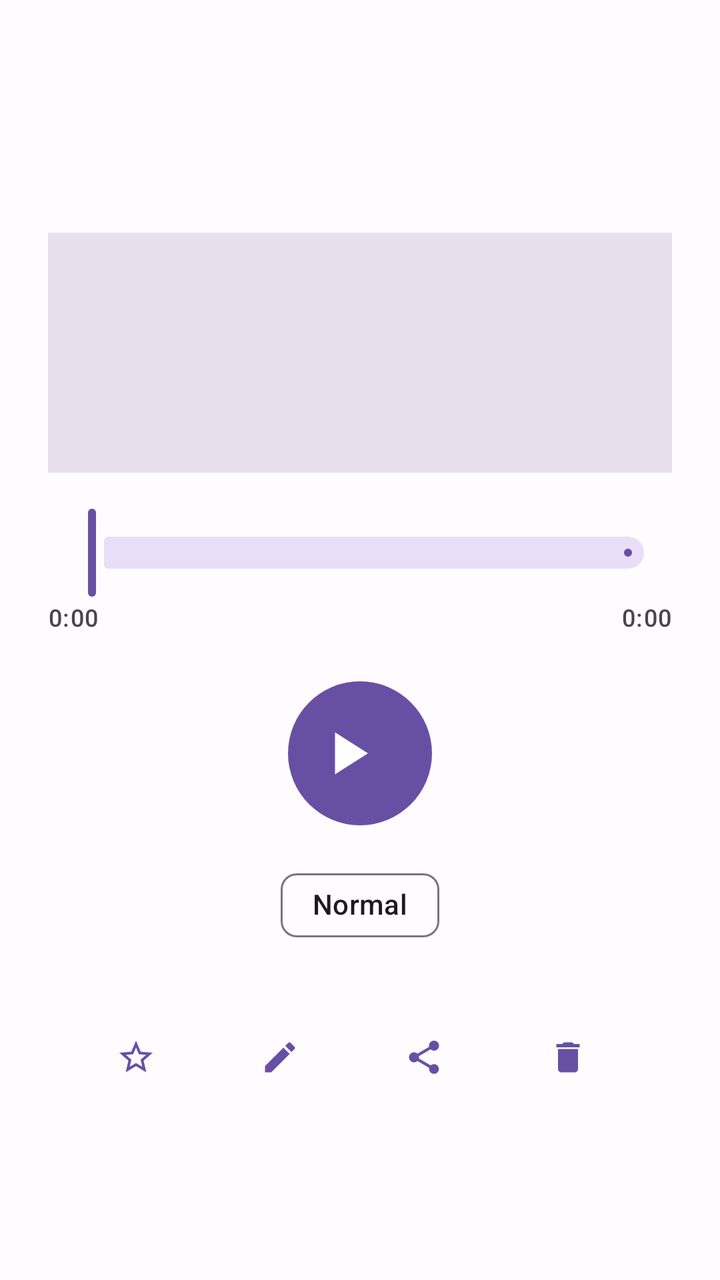
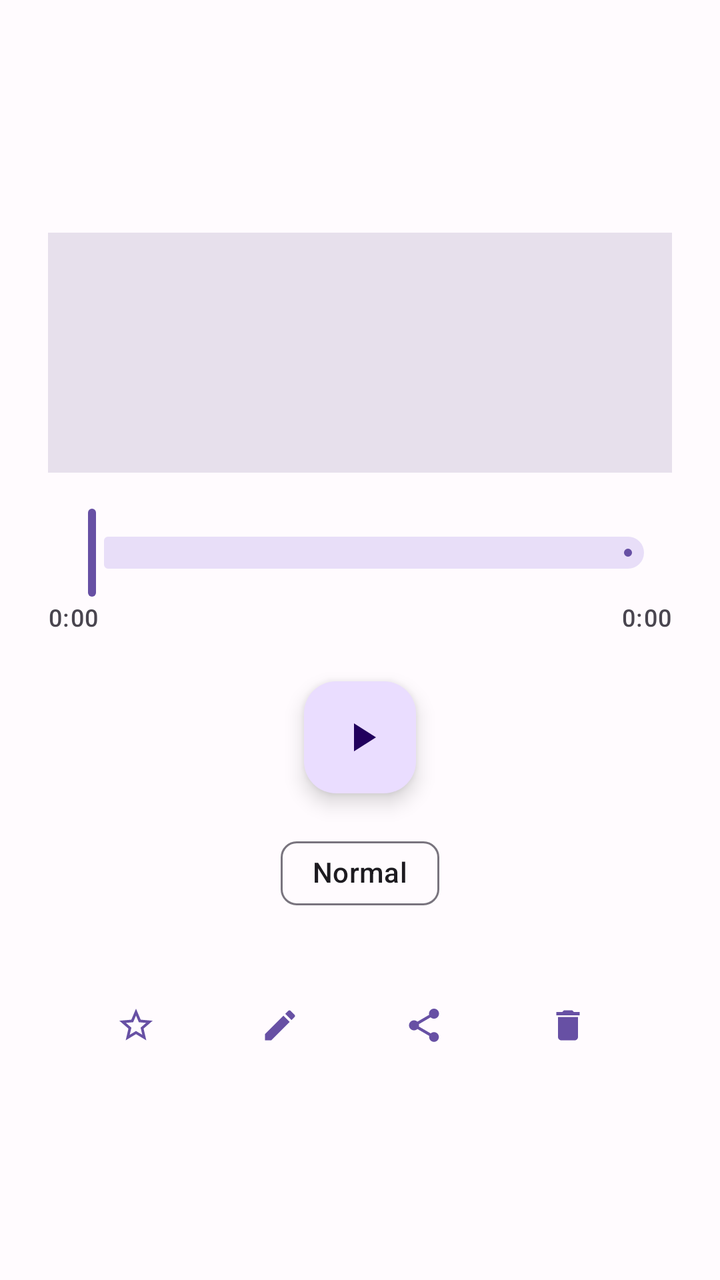

The first picture is an Android layout as it rendered before a commit; the second is the same layout after the commit. The layout source and the unified diff follow.
<!-- AndroidManifest.xml: application theme Theme.CallRecorder -->
<!-- res/layout/fragment_player.xml -->
<?xml version="1.0" encoding="utf-8"?>
<androidx.constraintlayout.widget.ConstraintLayout
    xmlns:android="http://schemas.android.com/apk/res/android"
    xmlns:app="http://schemas.android.com/apk/res-auto"
    android:layout_width="match_parent"
    android:layout_height="match_parent"
    android:padding="24dp">

    
    <TextView
        android:id="@+id/tv_title"
        android:layout_width="0dp"
        android:layout_height="wrap_content"
        android:textAppearance="?attr/textAppearanceHeadlineMedium"
        android:maxLines="2"
        android:ellipsize="end"
        app:layout_constraintTop_toTopOf="parent"
        app:layout_constraintStart_toStartOf="parent"
        app:layout_constraintEnd_toEndOf="parent" />

    
    <TextView
        android:id="@+id/tv_subtitle"
        android:layout_width="0dp"
        android:layout_height="wrap_content"
        android:textAppearance="?attr/textAppearanceBodyMedium"
        android:textColor="?attr/colorOnSurfaceVariant"
        android:layout_marginTop="4dp"
        app:layout_constraintTop_toBottomOf="@id/tv_title"
        app:layout_constraintStart_toStartOf="parent"
        app:layout_constraintEnd_toEndOf="parent" />

    
    <View
        android:id="@+id/waveform_placeholder"
        android:layout_width="0dp"
        android:layout_height="120dp"
        android:background="?attr/colorSurfaceVariant"
        android:layout_marginTop="32dp"
        app:layout_constraintTop_toBottomOf="@id/tv_subtitle"
        app:layout_constraintStart_toStartOf="parent"
        app:layout_constraintEnd_toEndOf="parent" />

    
    <com.google.android.material.slider.Slider
        android:id="@+id/slider"
        android:layout_width="0dp"
        android:layout_height="wrap_content"
        android:valueFrom="0"
        android:valueTo="1"
        android:value="0"
        android:stepSize="0"
        android:layout_marginTop="16dp"
        app:layout_constraintTop_toBottomOf="@id/waveform_placeholder"
        app:layout_constraintStart_toStartOf="parent"
        app:layout_constraintEnd_toEndOf="parent" />

    
    <TextView
        android:id="@+id/tv_position"
        android:layout_width="wrap_content"
        android:layout_height="wrap_content"
        android:text="0:00"
        android:textAppearance="?attr/textAppearanceLabelMedium"
        app:layout_constraintTop_toBottomOf="@id/slider"
        app:layout_constraintStart_toStartOf="parent" />

    <TextView
        android:id="@+id/tv_duration"
        android:layout_width="wrap_content"
        android:layout_height="wrap_content"
        android:text="0:00"
        android:textAppearance="?attr/textAppearanceLabelMedium"
        app:layout_constraintTop_toBottomOf="@id/slider"
        app:layout_constraintEnd_toEndOf="parent" />

    
    <com.google.android.material.button.MaterialButton
        android:id="@+id/btn_play_pause"
        android:layout_width="72dp"
        android:layout_height="72dp"
        style="@style/Widget.Material3.Button.IconButton.Filled"
        app:icon="@drawable/ic_play"
        app:iconSize="36dp"
        app:iconPadding="0dp"
        android:insetTop="0dp"
        android:insetBottom="0dp"
        android:insetLeft="0dp"
        android:insetRight="0dp"
        android:paddingStart="0dp"
        android:paddingEnd="0dp"
        android:layout_marginTop="24dp"
        app:layout_constraintTop_toBottomOf="@id/tv_position"
        app:layout_constraintStart_toStartOf="parent"
        app:layout_constraintEnd_toEndOf="parent" />

    
    <com.google.android.material.chip.Chip
        android:id="@+id/chip_speed"
        android:layout_width="wrap_content"
        android:layout_height="wrap_content"
        android:text="Normal"
        style="@style/Widget.Material3.Chip.Assist"
        android:layout_marginTop="16dp"
        app:layout_constraintTop_toBottomOf="@id/btn_play_pause"
        app:layout_constraintStart_toStartOf="parent"
        app:layout_constraintEnd_toEndOf="parent" />

    
    <LinearLayout
        android:id="@+id/action_row"
        android:layout_width="0dp"
        android:layout_height="wrap_content"
        android:orientation="horizontal"
        android:gravity="center"
        android:layout_marginTop="24dp"
        app:layout_constraintTop_toBottomOf="@id/chip_speed"
        app:layout_constraintStart_toStartOf="parent"
        app:layout_constraintEnd_toEndOf="parent">

        <com.google.android.material.button.MaterialButton
            android:id="@+id/btn_favorite"
            android:layout_width="56dp"
            android:layout_height="56dp"
            style="@style/Widget.Material3.Button.IconButton"
            app:icon="@drawable/ic_star_outline"
            android:layout_marginHorizontal="8dp" />

        <com.google.android.material.button.MaterialButton
            android:id="@+id/btn_rename"
            android:layout_width="56dp"
            android:layout_height="56dp"
            style="@style/Widget.Material3.Button.IconButton"
            app:icon="@drawable/ic_edit"
            android:layout_marginHorizontal="8dp" />

        <com.google.android.material.button.MaterialButton
            android:id="@+id/btn_share"
            android:layout_width="56dp"
            android:layout_height="56dp"
            style="@style/Widget.Material3.Button.IconButton"
            app:icon="@drawable/ic_share"
            android:layout_marginHorizontal="8dp" />

        <com.google.android.material.button.MaterialButton
            android:id="@+id/btn_delete"
            android:layout_width="56dp"
            android:layout_height="56dp"
            style="@style/Widget.Material3.Button.IconButton"
            app:icon="@drawable/ic_delete"
            android:layout_marginHorizontal="8dp" />

    </LinearLayout>

</androidx.constraintlayout.widget.ConstraintLayout>
<!-- resources referenced by this layout -->
<resources>
  <!-- drawable ic_delete (drawable) -->
  <?xml version="1.0" encoding="utf-8"?>
  <vector xmlns:android="http://schemas.android.com/apk/res/android"
      android:width="24dp" android:height="24dp"
      android:viewportWidth="24" android:viewportHeight="24"
      android:tint="?attr/colorControlNormal">
      <path android:fillColor="@android:color/white" android:pathData="M6,19c0,1.1 0.9,2 2,2h8c1.1,0 2,-0.9 2,-2V7H6v12zM19,4h-3.5l-1,-1h-5l-1,1H5v2h14V4z"/>
  </vector>
  <!-- drawable ic_edit (drawable) -->
  <?xml version="1.0" encoding="utf-8"?>
  <vector xmlns:android="http://schemas.android.com/apk/res/android"
      android:width="24dp" android:height="24dp"
      android:viewportWidth="24" android:viewportHeight="24"
      android:tint="?attr/colorControlNormal">
      <path android:fillColor="@android:color/white" android:pathData="M3,17.25V21h3.75L17.81,9.94l-3.75,-3.75L3,17.25zM20.71,7.04c0.39,-0.39 0.39,-1.02 0,-1.41l-2.34,-2.34c-0.39,-0.39 -1.02,-0.39 -1.41,0l-1.83,1.83 3.75,3.75 1.83,-1.83z"/>
  </vector>
  <!-- drawable ic_play (drawable) -->
  <?xml version="1.0" encoding="utf-8"?>
  <vector xmlns:android="http://schemas.android.com/apk/res/android"
      android:width="24dp" android:height="24dp"
      android:viewportWidth="24" android:viewportHeight="24"
      android:tint="?attr/colorControlNormal">
      <path android:fillColor="@android:color/white" android:pathData="M9,5v14l11,-7z"/>
  </vector>
  <!-- drawable ic_share (drawable) -->
  <?xml version="1.0" encoding="utf-8"?>
  <vector xmlns:android="http://schemas.android.com/apk/res/android"
      android:width="24dp" android:height="24dp"
      android:viewportWidth="24" android:viewportHeight="24"
      android:tint="?attr/colorControlNormal">
      <path android:fillColor="@android:color/white" android:pathData="M18,16.08c-0.76,0 -1.44,0.3 -1.96,0.77L8.91,12.7c0.05,-0.23 0.09,-0.46 0.09,-0.7s-0.04,-0.47 -0.09,-0.7l7.05,-4.11c0.54,0.5 1.25,0.81 2.04,0.81 1.66,0 3,-1.34 3,-3s-1.34,-3 -3,-3 -3,1.34 -3,3c0,0.24 0.04,0.47 0.09,0.7L8.04,9.81C7.5,9.31 6.79,9 6,9c-1.66,0 -3,1.34 -3,3s1.34,3 3,3c0.79,0 1.5,-0.31 2.04,-0.81l7.12,4.16c-0.05,0.21 -0.08,0.43 -0.08,0.65 0,1.61 1.31,2.92 2.92,2.92 1.61,0 2.92,-1.31 2.92,-2.92s-1.31,-2.92 -2.92,-2.92z"/>
  </vector>
  <!-- drawable ic_star_outline (drawable) -->
  <?xml version="1.0" encoding="utf-8"?>
  <vector xmlns:android="http://schemas.android.com/apk/res/android"
      android:width="24dp" android:height="24dp"
      android:viewportWidth="24" android:viewportHeight="24"
      android:tint="?attr/colorControlNormal">
      <path android:fillColor="@android:color/white" android:pathData="M22,9.24l-7.19,-0.62L12,2 9.19,8.63 2,9.24l5.46,4.73L5.82,21 12,17.27 18.18,21l-1.63,-7.03L22,9.24zM12,15.4l-3.76,2.27 1,-4.28 -3.32,-2.88 4.38,-0.38L12,6.1l1.71,4.04 4.38,0.38 -3.32,2.88 1,4.28L12,15.4z"/>
  </vector>
  <color name="md_theme_primary">#6750A4</color>
  <color name="md_theme_on_primary">#FFFFFF</color>
  <color name="md_theme_primary_container">#EADDFF</color>
  <color name="md_theme_on_primary_container">#21005D</color>
  <color name="md_theme_secondary">#625B71</color>
  <color name="md_theme_on_secondary">#FFFFFF</color>
  <color name="md_theme_secondary_container">#E8DEF8</color>
  <color name="md_theme_on_secondary_container">#1D192B</color>
  <color name="md_theme_tertiary">#7D5260</color>
  <color name="md_theme_on_tertiary">#FFFFFF</color>
  <color name="md_theme_tertiary_container">#FFD8E4</color>
  <color name="md_theme_on_tertiary_container">#31111D</color>
  <color name="md_theme_error">#B3261E</color>
  <color name="md_theme_background">#FFFBFE</color>
  <color name="md_theme_surface">#FFFBFE</color>
  <color name="md_theme_surface_variant">#E7E0EC</color>
</resources>

<!-- the commit's change to res/layout/fragment_player.xml (unified diff, before → after) -->
@@ -75,20 +75,12 @@
         app:layout_constraintEnd_toEndOf="parent" />
 
     
-    <com.google.android.material.button.MaterialButton
+    <com.google.android.material.floatingactionbutton.FloatingActionButton
         android:id="@+id/btn_play_pause"
-        android:layout_width="72dp"
-        android:layout_height="72dp"
-        style="@style/Widget.Material3.Button.IconButton.Filled"
-        app:icon="@drawable/ic_play"
-        app:iconSize="36dp"
-        app:iconPadding="0dp"
-        android:insetTop="0dp"
-        android:insetBottom="0dp"
-        android:insetLeft="0dp"
-        android:insetRight="0dp"
-        android:paddingStart="0dp"
-        android:paddingEnd="0dp"
+        android:layout_width="wrap_content"
+        android:layout_height="wrap_content"
+        android:src="@drawable/ic_play"
+        app:fabSize="normal"
         android:layout_marginTop="24dp"
         app:layout_constraintTop_toBottomOf="@id/tv_position"
         app:layout_constraintStart_toStartOf="parent"
<!-- resource entries referenced after the edit -->
@@ -20,8 +20,7 @@
   <?xml version="1.0" encoding="utf-8"?>
   <vector xmlns:android="http://schemas.android.com/apk/res/android"
       android:width="24dp" android:height="24dp"
-      android:viewportWidth="24" android:viewportHeight="24"
-      android:tint="?attr/colorControlNormal">
+      android:viewportWidth="24" android:viewportHeight="24">
       <path android:fillColor="@android:color/white" android:pathData="M9,5v14l11,-7z"/>
   </vector>
   <!-- drawable ic_share (drawable) -->
